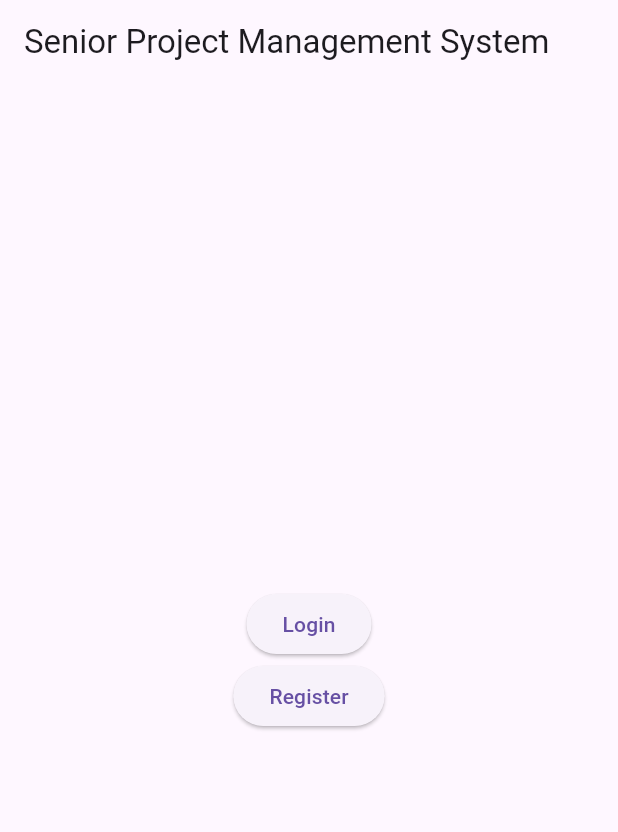
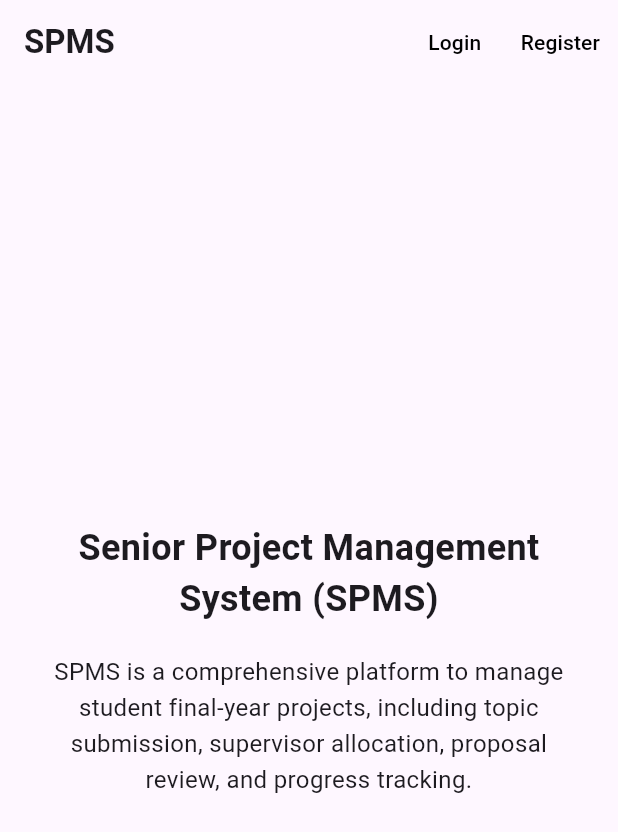
Before and after one commit to qmuuoryan/spms-frontend, a Flutter app: the screen it shows after launch, on a phone screen of 412 x 824 dp. Shown: the top 832 px of the screen. Run offline on Flutter 3.47's test engine with Material 3 defaults, Android fonts, the phone set to English and light mode, and no system bars.

Commit message:
Designed my flutter userface

```diff
--- a/lib/index_page.dart
+++ b/lib/index_page.dart
@@ -9,42 +9,48 @@ class IndexPage extends StatelessWidget {
   Widget build(BuildContext context) {
     return Scaffold(
       appBar: AppBar(
-        title: const Text('Senior Project Management System', style: TextStyle(fontweight: FontWeight: Fontweight.bold))),
-
+        title: const Text("SPMS", style: TextStyle(fontWeight: FontWeight.bold)),
         actions: [
           TextButton(
-              onPressed: (){
+            onPressed: () {
               Navigator.push(
                 context,
                 MaterialPageRoute(builder: (_) => const LoginScreen()),
               );
             },
-          child: const Text("Login", style: TextStyle(color: colors.white)),
-        )
-      ],
-      body: Center(
-        child: Column(
-          mainAxisAlignment: MainAxisAlignment.center,
-          children: [
-            ElevatedButton(
-              child: const Text('Login'),
+            child: const Text("Login", style: TextStyle(color: Colors.black)),
+          ),
+          TextButton(
             onPressed: () {
               Navigator.push(
                 context,
-                  MaterialPageRoute(builder: (_) =>  LoginScreen()),
+                MaterialPageRoute(builder: (_) => const RegisterScreen()),
               );
             },
-            ),
-            ElevatedButton(
-              child: const Text('Register'),
-              onPressed: () {
-                Navigator.push(
-                  context,
-                  MaterialPageRoute(builder: (_) =>  RegisterScreen()),
-                );
-              },
+            child: const Text("Register", style: TextStyle(color: Colors.black)),
           ),
         ],
+      ),
+      body: Center(
+        child: Container(
+          padding: const EdgeInsets.symmetric(horizontal: 30, vertical: 40),
+          child: Column(
+            mainAxisAlignment: MainAxisAlignment.center,
+            children: const [
+              Text(
+                "Senior Project Management System (SPMS)",
+                style: TextStyle(fontSize: 24, fontWeight: FontWeight.bold),
+                textAlign: TextAlign.center,
+              ),
+              SizedBox(height: 20),
+              Text(
+                "SPMS is a comprehensive platform to manage student final-year projects, "
+                "including topic submission, supervisor allocation, proposal review, and progress tracking.",
+                textAlign: TextAlign.center,
+                style: TextStyle(fontSize: 16, height: 1.5),
+              ),
+            ],
+          ),
         ),
       ),
     );
```
Lines whose indentation alone changed are shown as unchanged.
